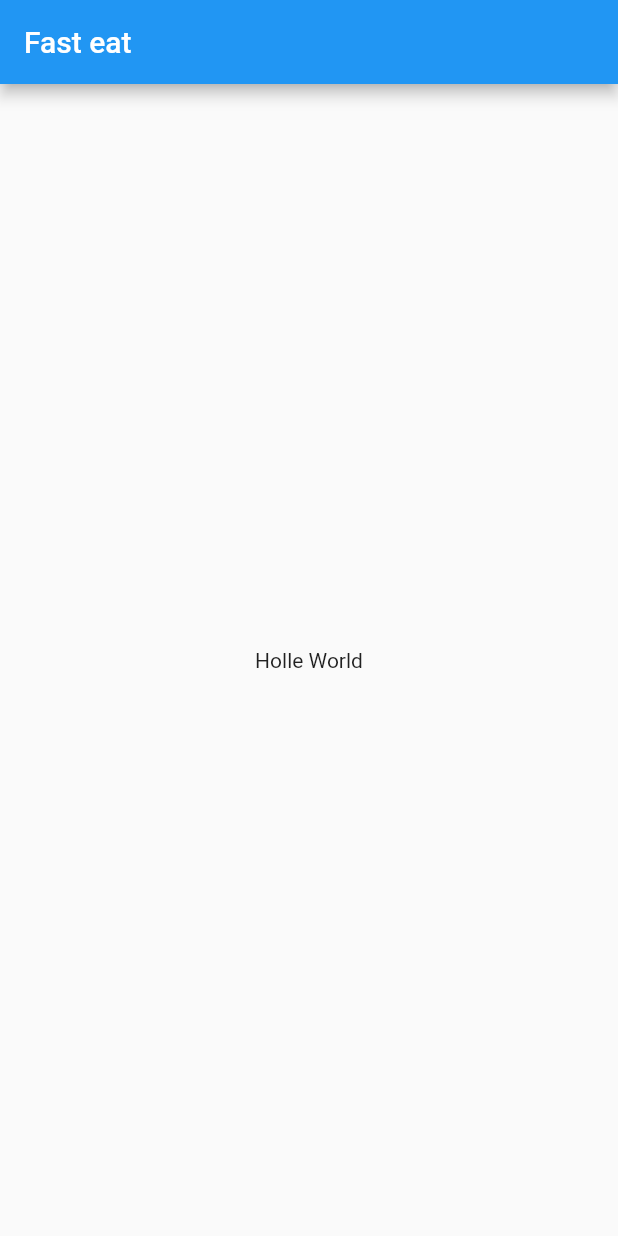
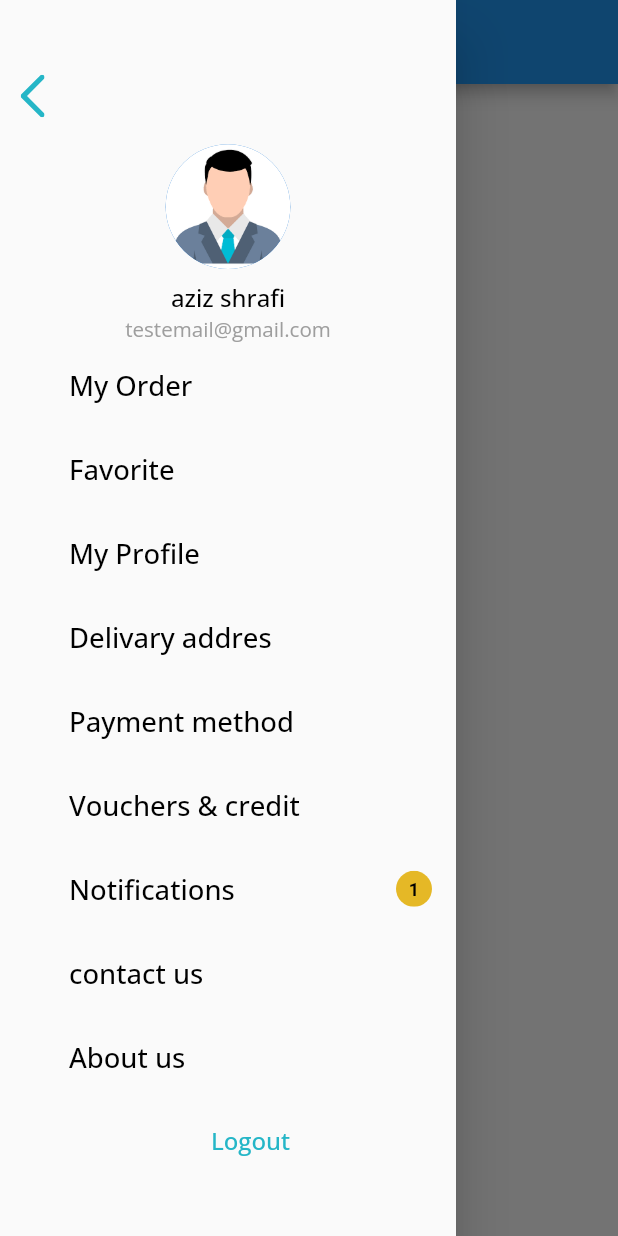
Before and after one commit to fahjan/gtc_customer, a Flutter app: the screen it shows after launch, with the side drawer open (before the commit the screen has no drawer), on a phone screen of 412 x 824 dp. Run offline on Flutter 3.47's test engine with Material 2 defaults, Android fonts, the phone set to English and light mode, and no system bars; our stand-ins replace dio, flutter_screenutil, flutter_svg, get, google_fonts, pretty_dio_logger.

Commit message:
Done all drawer

```diff
--- /dev/null
+++ b/lib/bindings/drawer_binding.dart
@@ -0,0 +1,9 @@
+import 'package:get/instance_manager.dart';
+import'package:gtc_customer/presentation/controllers/drawer_controller.dart';
+
+class DrawerBinding implements Bindings {
+  @override
+  void dependencies() {
+    Get.lazyPut(() => DrawerController());
+  }
+}
--- a/lib/core/constants/colors_app.dart
+++ b/lib/core/constants/colors_app.dart
@@ -2,11 +2,14 @@ import 'package:flutter/material.dart';
 
 class ColorsApp {
 
-  static late Color primary;    // TODO (Team member): assign color
+  static Color primary = const Color(0xFF25B6C7);    // TODO (Team member): assign color
   static late Color secondary;  // TODO (Team member): assign color
   static late Color success;  // TODO (Team member): assign color
   static late Color danger;  // TODO (Team member): assign color
   static late Color warning;  // TODO (Team member): assign color
   static late Color info;  // TODO (Team member): assign color
 
+ static const Color white = Colors.white;
+ static const Color grey = Colors.grey;
+ static const Color black = Colors.black;
 }
--- a/lib/core/constants/images_app.dart
+++ b/lib/core/constants/images_app.dart
@@ -4,4 +4,9 @@ class ImagesApp{
 
   static const String _basePath = 'assets/images/';
 
+  static const String userImage = '${_basePath}user_logo.png';
+  static const String menubar = '${_basePath}menubar_icon.svg';
+  static const String back = '${_basePath}back_icon.svg';
+  static const String counter = '${_basePath}Notifications_number.svg';
+
 }
--- a/lib/core/constants/sizes_app.dart
+++ b/lib/core/constants/sizes_app.dart
@@ -1,10 +1,26 @@
-
 import 'package:flutter_screenutil/flutter_screenutil.dart';
 
-class SizesApp{
-
+class SizesApp {
   static final double r10 = 10.r;
   static final double r12 = 10.r;
+  static final double r64 = 64.r;
 
+  static final double r150 = 150.r;
+  static final double r140 = 140.r;
 
+  static final double sp14 = 14.sp;
+  static final double sp12 = 12.sp;
+  static final double sp16 = 16.sp;
+
+  static final double w54 = 54.w;
+  static final double w11 = 11.39.w;
+  static final double w24 = 24.w;
+  static final double w23 = 23.w;
+  static final double w72 = 72.59.w;
+
+  static final double h51 = 51.h;
+  static final double h20 = 20.2.h;
+  static final double h24 = 24.h;
+  static final double h23 = 23.h;
+  static final double h83 = 83.38.h;
 }
--- a/lib/core/localizations/ar.dart
+++ b/lib/core/localizations/ar.dart
@@ -1,3 +1,16 @@
 Map<String, String> arEg = {
   'hello_world': 'مرحبا بك',
+  'profile_name' : 'عزيز الشرافي',
+  'email':'testemail@gmail.com',
+  'My_Order':'طلباتي',
+  'Favorite':'المفضلة',
+  'My Profile':'الصفحة الشخصية',
+  'Delivary_addres' : 'موقع الموصل',
+  'Payment_method' : 'طريقة الدفع',
+  'Vouchers_credit': 'القسائم والائتمان',
+  'Notifications' : 'الاشعارات',
+  'contact_us' : 'تواصل معنا',
+  'About_us' : 'معلومات عنا',
+  'Logout' : 'تسجيل خروج',
+
 };
--- a/lib/core/localizations/en.dart
+++ b/lib/core/localizations/en.dart
@@ -1,3 +1,15 @@
 Map<String, String> enUs = {
   'hello_world': 'Holle World',
+  'profile_name': 'aziz shrafi',
+  'email':'testemail@gmail.com',
+  'My_Order': 'My Order',
+  'Favorite' : 'Favorite',
+  'My_Profile' : 'My Profile',
+  'Delivary_addres' : 'Delivary addres',
+  'Payment_method' : 'Payment method',
+  'Vouchers_credit' : 'Vouchers & credit',
+  'Notifications' : 'Notifications',
+  'contact_us' : 'contact us',
+  'About_us' : 'About us',
+  'Logout' : 'Logout',
 };
--- a/lib/core/routes/routes_app.dart
+++ b/lib/core/routes/routes_app.dart
@@ -1,17 +1,27 @@
-
-
 import 'package:get/get.dart';
 import 'package:gtc_customer/home_page.dart';
 
-class RoutesApp{
+import 'package:gtc_customer/bindings/drawer_binding.dart';
 
+import 'package:gtc_customer/presentation/pages/drawer.dart';
+
+class RoutesApp {
   static const String initialPage = '/';
+  static const String drawer = '/drawer';
 
+  static List<GetPage> getPages() {
+    return <GetPage>[
+      GetPage(
+        name: initialPage,
+        page: () => const HomePage(),
+      ),
 
- static   List<GetPage> getPages(){
-    return <GetPage>[
-      GetPage(name: initialPage, page:()=> const HomePage(),),
+      GetPage(
+    name: drawer,
+    page: () => const MyDrawer(),
+    binding: DrawerBinding(),
+    fullscreenDialog: true,
+  ),
     ];
   }
-
 }
--- a/lib/home_page.dart
+++ b/lib/home_page.dart
@@ -1,5 +1,11 @@
 import 'package:flutter/material.dart';
+import 'package:flutter_svg/svg.dart';
 import 'package:get/get.dart';
+import 'package:gtc_customer/presentation/pages/drawer.dart';
+import 'core/constants/images_app.dart';
+import 'core/constants/sizes_app.dart';
+
+final GlobalKey<ScaffoldState> _key = GlobalKey();
 
 class HomePage extends StatelessWidget {
   const HomePage({super.key});
@@ -7,9 +13,21 @@ class HomePage extends StatelessWidget {
   @override
   Widget build(BuildContext context) {
     return Scaffold(
+      key: _key,
       appBar: AppBar(
+        leading: IconButton(
+          onPressed: () {
+            _key.currentState!.openDrawer();
+          },
+          icon: SvgPicture.asset(
+            ImagesApp.menubar,
+            width: SizesApp.w23,
+            height: SizesApp.h23,
+          ),
+        ),
         title: const Text('Fast eat'),
       ),
+      drawer: const MyDrawer(),
       body: Center(
         child: Text('hello_world'.tr),
       ),
--- /dev/null
+++ b/lib/presentation/controllers/drawer_controller.dart
@@ -0,0 +1,3 @@
+import 'package:get/get.dart';
+
+class DrawerController extends GetxController{}
--- /dev/null
+++ b/lib/presentation/pages/drawer.dart
@@ -0,0 +1,138 @@
+import 'package:flutter/material.dart';
+import 'package:get/get.dart';
+import 'package:flutter_svg/svg.dart';
+import 'package:get/get_core/src/get_main.dart';
+import 'package:get/get_state_manager/src/simple/get_view.dart';
+import 'package:google_fonts/google_fonts.dart';
+import 'package:gtc_customer/core/constants/colors_app.dart';
+import 'package:gtc_customer/core/constants/sizes_app.dart';
+
+import 'package:gtc_customer/core/constants/images_app.dart';
+
+import 'package:gtc_customer/presentation/widget/custom_ListTile.dart';
+
+class MyDrawer extends GetView<DrawerController> {
+  const MyDrawer({Key? key}) : super(key: key);
+
+  @override
+  Widget build(BuildContext context) {
+    return Drawer(
+      child: ListView(
+        padding: EdgeInsets.only(top: 40),
+        children: [
+          // DrawerHeader(
+          //   decoration: BoxDecoration(
+          //     color: ColorsApp.white,
+          //   ),
+          //   child:
+          // ),
+          IconButton(
+            onPressed: () {
+              Get.back();
+            },
+            icon: SvgPicture.asset(
+              ImagesApp.back,
+              width: SizesApp.w24,
+              height: SizesApp.h24,
+            ),
+            alignment: Alignment.centerLeft,
+          ),
+          Column(
+            children: [
+              Container(
+                width: SizesApp.w72,
+                height: SizesApp.h83,
+                child: CircleAvatar(
+                  radius: SizesApp.r140,
+                  backgroundImage: AssetImage(ImagesApp.userImage),
+                ),
+              ),
+              Text(
+                'profile_name'.tr,
+                style: GoogleFonts.openSans(
+                  fontSize: SizesApp.sp14,
+                  color: ColorsApp.black,
+                  fontWeight: FontWeight.w500,
+                ),
+              ),
+              Text(
+                'email'.tr,
+                style: GoogleFonts.openSans(
+                  fontSize: SizesApp.sp12,
+                  color: ColorsApp.grey,
+                ),
+              ),
+            ],
+          ),
+          Padding(
+            padding: const EdgeInsets.only(left: 30),
+            child: Column(
+              children: [
+                custom_ListTile(
+                    text: 'My_Order',
+                    onTap: () {
+                      Get.back();
+                    }),
+                custom_ListTile(
+                    text: 'Favorite',
+                    onTap: () {
+                      Get.back();
+                    }),
+                custom_ListTile(
+                    text: 'My_Profile',
+                    onTap: () {
+                      Get.back();
+                    }),
+                custom_ListTile(
+                    text: 'Delivary_addres',
+                    onTap: () {
+                      Get.back();
+                    }),
+                custom_ListTile(
+                    text: 'Payment_method',
+                    onTap: () {
+                      Get.back();
+                    }),
+                custom_ListTile(
+                    text: 'Vouchers_credit',
+                    onTap: () {
+                      Get.back();
+                    }),
+                custom_ListTile(
+                    text: 'Notifications',
+                    trailing: SvgPicture.asset(ImagesApp.counter),
+                    onTap: () {
+                      Get.back();
+                    }),
+                custom_ListTile(
+                    text: 'contact_us',
+                    onTap: () {
+                      Get.back();
+                    }),
+                custom_ListTile(
+                    text: 'About_us',
+                    onTap: () {
+                      Get.back();
+                    }),
+                ListTile(
+                  title: Text(
+                    textAlign: TextAlign.center,
+                    'Logout'.tr,
+                    style: GoogleFonts.openSans(
+                      fontSize: SizesApp.sp14,
+                      color: ColorsApp.primary,
+                      fontWeight: FontWeight.w500,
+                    ),
+                  ),
+                  onTap: () {
+                    Get.back();
+                  },
+                ),
+              ],
+            ),
+          ),
+        ],
+      ),
+    );
+  }
+}
--- /dev/null
+++ b/lib/presentation/widget/custom_ListTile.dart
@@ -0,0 +1,34 @@
+
+import 'package:flutter/cupertino.dart';
+import 'package:flutter/material.dart';
+import 'package:get/get.dart';
+import 'package:google_fonts/google_fonts.dart';
+
+import 'package:gtc_customer/core/constants/colors_app.dart';
+import 'package:gtc_customer/core/constants/sizes_app.dart';
+
+class custom_ListTile extends StatelessWidget {
+  custom_ListTile({Key? key, required this.text, required this.onTap, this.trailing})
+      : super(key: key);
+  String text;
+  VoidCallback onTap;
+  Widget? trailing;
+  @override
+  Widget build(BuildContext context) {
+    return ListTile(
+      title: Text(
+        text.tr,
+        style: GoogleFonts.openSans(
+          fontSize: SizesApp.sp16,
+          color: ColorsApp.black,
+          fontWeight: FontWeight.w500,
+
+        ),
+      ),
+      trailing: trailing ,
+      onTap: () {
+        onTap;
+      },
+    );
+  }
+}
```
Also changed, not shown: pubspec.yaml (+4 -3 lines), assets/images/Notifications_number.svg (added), assets/images/back_icon.svg (added), assets/images/menubar_icon.svg (added), assets/images/user_logo.png (added), pubspec.lock (added), 2 other files.
